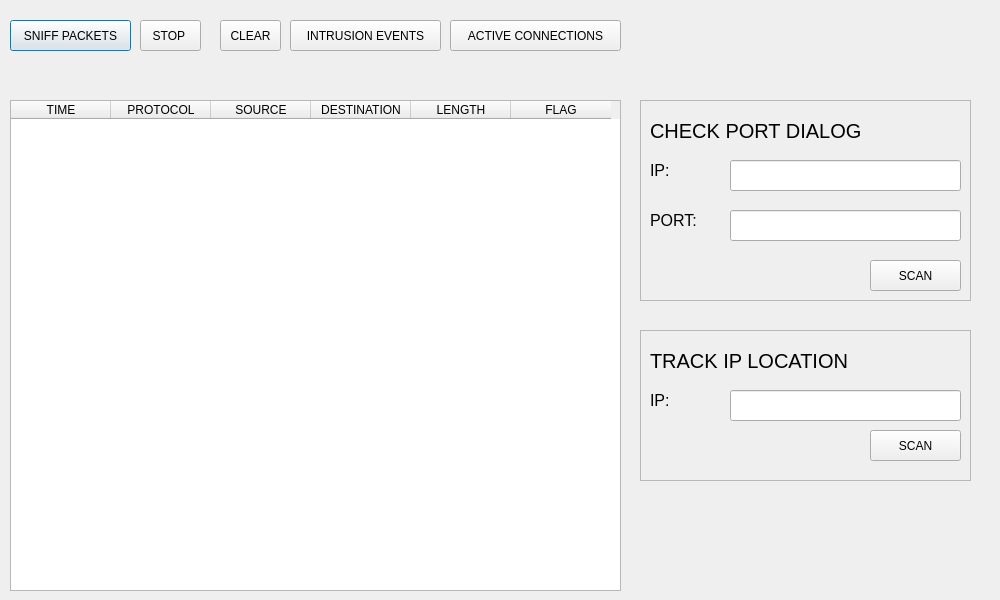
manuelkwizera/network-intrusion-detection-system, file view/dashboard.ui: the form before one commit.
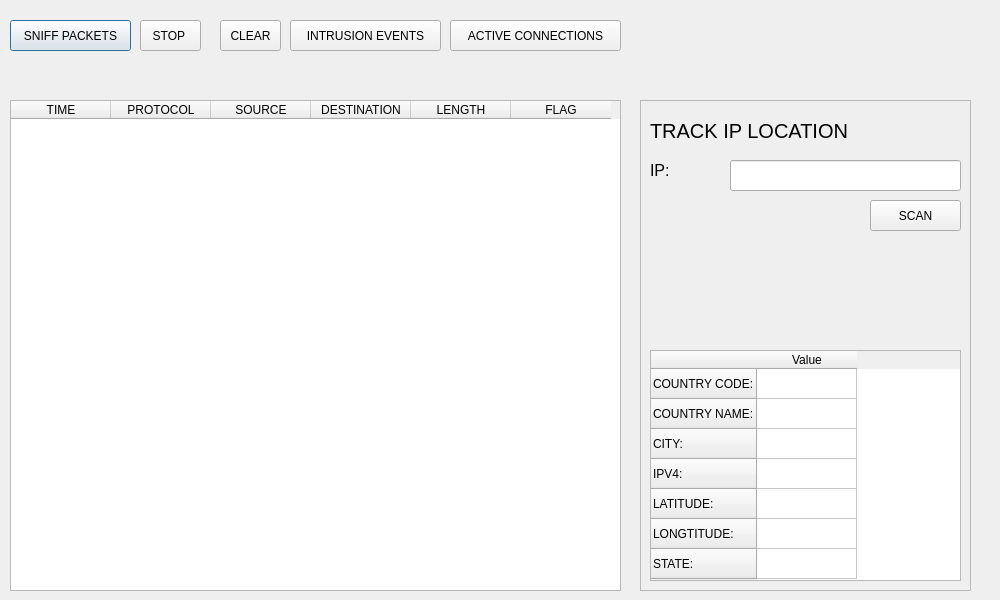
The form after the commit.

Commit message: displaying data ip geolocation details inot the table

```diff
--- a/view/dashboard.ui
+++ b/view/dashboard.ui
@@ -105,113 +105,13 @@
     <string>INTRUSION EVENTS</string>
    </property>
   </widget>
-  <widget class="QFrame" name="frame">
-   <property name="geometry">
-    <rect>
-     <x>640</x>
-     <y>100</y>
-     <width>331</width>
-     <height>201</height>
-    </rect>
-   </property>
-   <property name="frameShape">
-    <enum>QFrame::StyledPanel</enum>
-   </property>
-   <property name="frameShadow">
-    <enum>QFrame::Raised</enum>
-   </property>
-   <widget class="QLabel" name="label_5">
-    <property name="geometry">
-     <rect>
-      <x>10</x>
-      <y>10</y>
-      <width>261</width>
-      <height>41</height>
-     </rect>
-    </property>
-    <property name="styleSheet">
-     <string notr="true">font-size: 15pt;</string>
-    </property>
-    <property name="text">
-     <string>CHECK PORT DIALOG</string>
-    </property>
-   </widget>
-   <widget class="QPushButton" name="loginbutton">
-    <property name="geometry">
-     <rect>
-      <x>230</x>
-      <y>160</y>
-      <width>91</width>
-      <height>31</height>
-     </rect>
-    </property>
-    <property name="styleSheet">
-     <string notr="true"/>
-    </property>
-    <property name="text">
-     <string>SCAN</string>
-    </property>
-   </widget>
-   <widget class="QLineEdit" name="email">
-    <property name="geometry">
-     <rect>
-      <x>90</x>
-      <y>60</y>
-      <width>231</width>
-      <height>31</height>
-     </rect>
-    </property>
-   </widget>
-   <widget class="QLineEdit" name="password">
-    <property name="geometry">
-     <rect>
-      <x>90</x>
-      <y>110</y>
-      <width>231</width>
-      <height>31</height>
-     </rect>
-    </property>
-   </widget>
-   <widget class="QLabel" name="label_2">
-    <property name="geometry">
-     <rect>
-      <x>10</x>
-      <y>50</y>
-      <width>71</width>
-      <height>41</height>
-     </rect>
-    </property>
-    <property name="styleSheet">
-     <string notr="true">font-size: 12pt;</string>
-    </property>
-    <property name="text">
-     <string>IP:</string>
-    </property>
-   </widget>
-   <widget class="QLabel" name="label_3">
-    <property name="geometry">
-     <rect>
-      <x>10</x>
-      <y>100</y>
-      <width>61</width>
-      <height>41</height>
-     </rect>
-    </property>
-    <property name="styleSheet">
-     <string notr="true">font-size: 12pt;</string>
-    </property>
-    <property name="text">
-     <string>PORT:</string>
-    </property>
-   </widget>
-  </widget>
   <widget class="QFrame" name="frame_2">
    <property name="geometry">
     <rect>
      <x>640</x>
-     <y>330</y>
+     <y>100</y>
      <width>331</width>
-     <height>151</height>
+     <height>491</height>
     </rect>
    </property>
    <property name="frameShape">
@@ -278,6 +178,56 @@
      <string>IP:</string>
     </property>
    </widget>
+   <widget class="QTableWidget" name="ip_geolocation_table">
+    <property name="geometry">
+     <rect>
+      <x>10</x>
+      <y>250</y>
+      <width>311</width>
+      <height>231</height>
+     </rect>
+    </property>
+    <row>
+     <property name="text">
+      <string>COUNTRY CODE:</string>
+     </property>
+    </row>
+    <row>
+     <property name="text">
+      <string>COUNTRY NAME:</string>
+     </property>
+    </row>
+    <row>
+     <property name="text">
+      <string>CITY:</string>
+     </property>
+    </row>
+    <row>
+     <property name="text">
+      <string>IPV4:</string>
+     </property>
+    </row>
+    <row>
+     <property name="text">
+      <string>LATITUDE:</string>
+     </property>
+    </row>
+    <row>
+     <property name="text">
+      <string>LONGTITUDE:</string>
+     </property>
+    </row>
+    <row>
+     <property name="text">
+      <string>STATE:</string>
+     </property>
+    </row>
+    <column>
+     <property name="text">
+      <string>Value</string>
+     </property>
+    </column>
+   </widget>
   </widget>
   <widget class="QPushButton" name="clear_table_button">
    <property name="geometry">
```
The commit also changes 4 other files.
